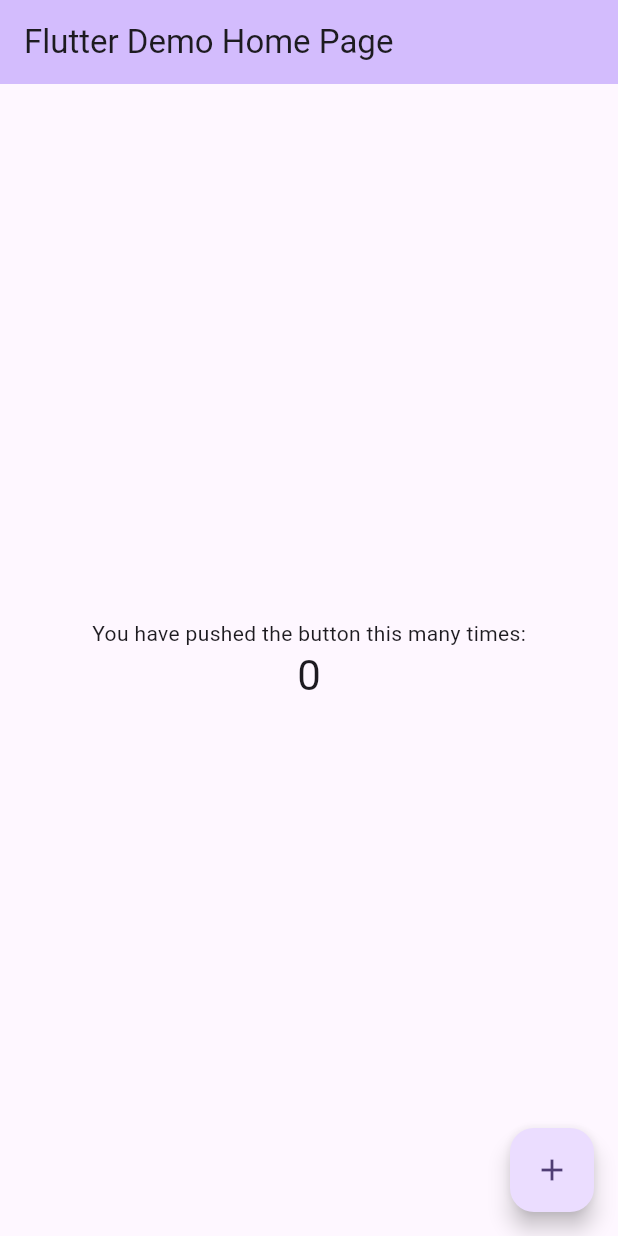
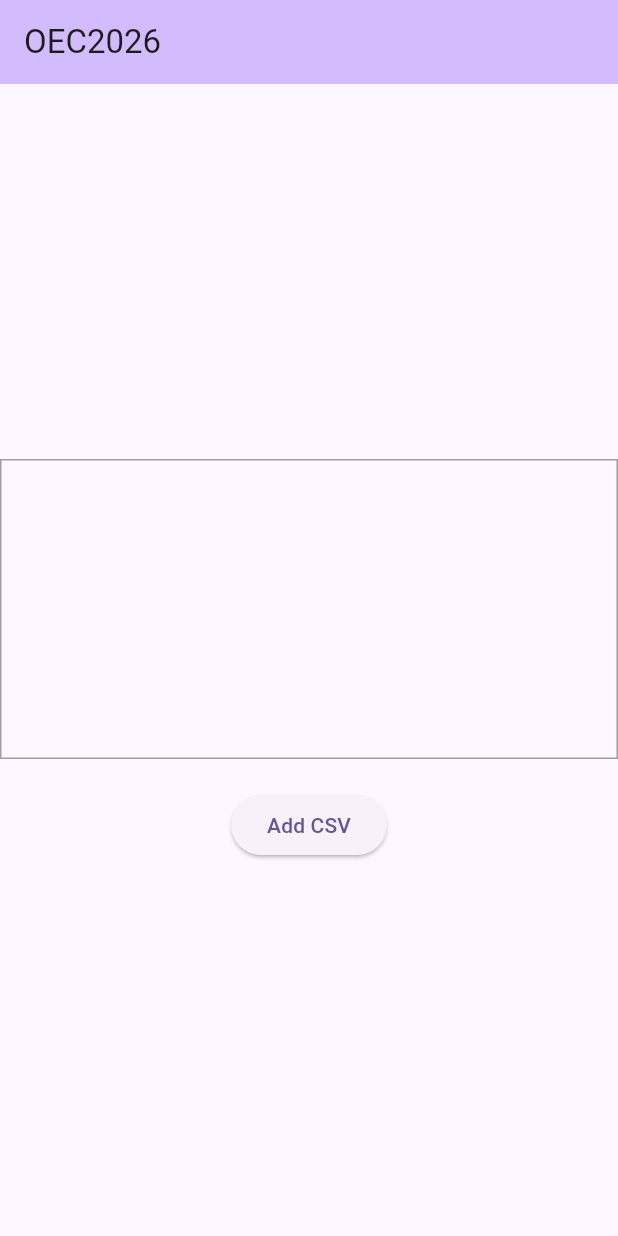
Before and after one commit to pathinvyas/OEC2026-Practice, a Flutter app: the screen it shows after launch, on a phone screen of 412 x 824 dp. Run offline on Flutter 3.47's test engine with Material 3 defaults, Android fonts, the light colour scheme and no system bars; our stand-ins replace file_picker.

Commit message:
CSV reader

```diff
--- a/lib/main.dart
+++ b/lib/main.dart
@@ -1,3 +1,6 @@
+import 'dart:io';
+
+import 'package:file_picker/file_picker.dart';
 import 'package:flutter/material.dart';
 
 void main() {
@@ -10,9 +13,9 @@ class MyApp extends StatelessWidget {
   @override
   Widget build(BuildContext context) {
     return MaterialApp(
-      title: 'Flutter Demo',
+      title: 'OEC2026',
       theme: ThemeData(colorScheme: .fromSeed(seedColor: Colors.deepPurple)),
-      home: const MyHomePage(title: 'Flutter Demo Home Page'),
+      home: const MyHomePage(title: 'OEC2026'),
     );
   }
 }
@@ -27,12 +30,27 @@ class MyHomePage extends StatefulWidget {
 }
 
 class _MyHomePageState extends State<MyHomePage> {
-  int _counter = 0;
+  String _csvInfo = "";
 
-  void _incrementCounter() {
-    setState(() {
-      _counter++;
-    });
+  void _getCSVData() async {
+    FilePickerResult? result = await FilePicker.platform.pickFiles(
+      type: FileType.custom,
+      allowedExtensions: ["csv"],
+    );
+
+    try {
+      if (result != null) {
+        File file = File(result.files.single.path!);
+        String csvContent = await file.readAsString();
+        setState(() {
+          _csvInfo = csvContent;
+        });
+      } else {
+        throw Exception("User canceled file picker");
+      }
+    } catch (e) {
+      debugPrint("Failed to get CSV data: $e");
+    }
   }
 
   @override
@@ -46,18 +64,24 @@ class _MyHomePageState extends State<MyHomePage> {
         child: Column(
           mainAxisAlignment: .center,
           children: [
-            const Text('You have pushed the button this many times:'),
-            Text(
-              '$_counter',
-              style: Theme.of(context).textTheme.headlineMedium,
+            Container(
+              height: 200,
+              width: 500,
+              decoration: BoxDecoration(border: Border.all(color: Colors.grey)),
+              child: SingleChildScrollView(
+                scrollDirection: Axis.vertical,
+                child: SingleChildScrollView(
+                  scrollDirection: Axis.horizontal,
+                  child: SelectableText(_csvInfo),
+                ),
+              ),
             ),
+
+            SizedBox(height: 20),
+
+            ElevatedButton(onPressed: _getCSVData, child: Text("Add CSV")),
           ],
         ),
-      ),
-      floatingActionButton: FloatingActionButton(
-        onPressed: _incrementCounter,
-        tooltip: 'Increment',
-        child: const Icon(Icons.add),
       ),
     );
   }
```
Also changed, not shown: 1 other file.
